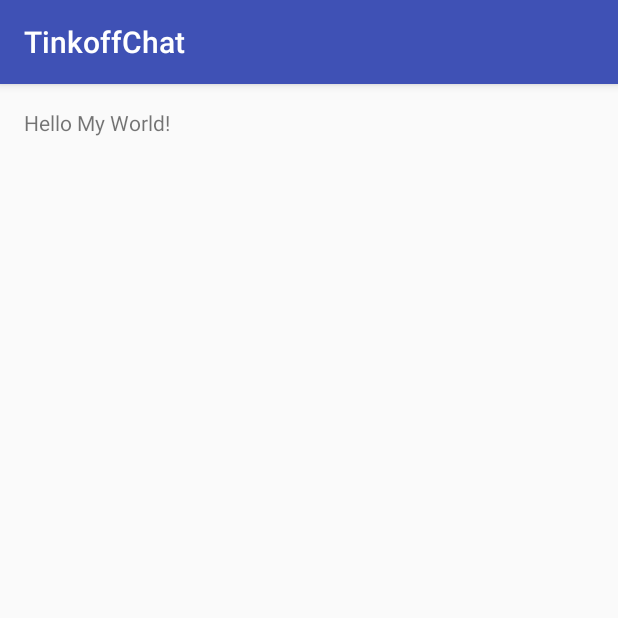
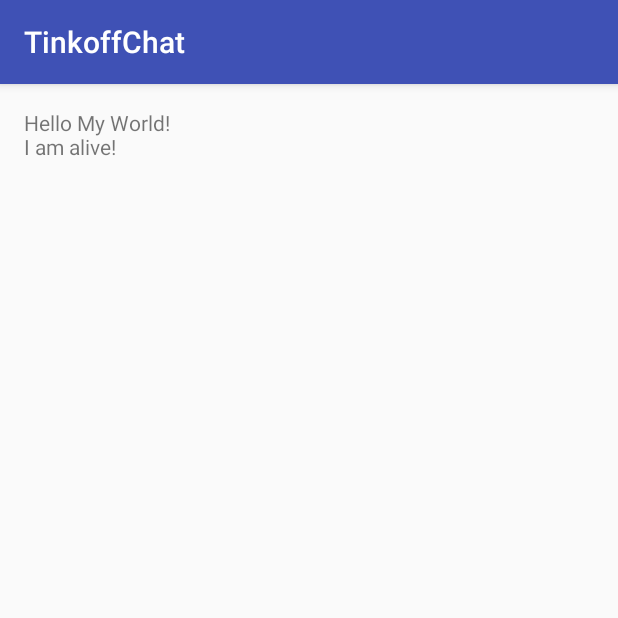
Before and after one commit to Karp13/TinkoffChat, an Android app: the screen it shows after launch (MainActivity), on a phone screen of 412 x 824 dp, the top half of it. Run offline under Robolectric (Android 15) with nearby library versions, the phone set to English and light mode, and no system bars.

Commit message:
lalalala i am karp

```diff
--- a/app/src/main/res/layout/activity_main.xml
+++ b/app/src/main/res/layout/activity_main.xml
@@ -13,5 +13,5 @@
     <TextView
         android:layout_width="wrap_content"
         android:layout_height="wrap_content"
-        android:text="Hello My World!" />
+        android:text="Hello My World!\nI am alive!" />
 </RelativeLayout>
```
